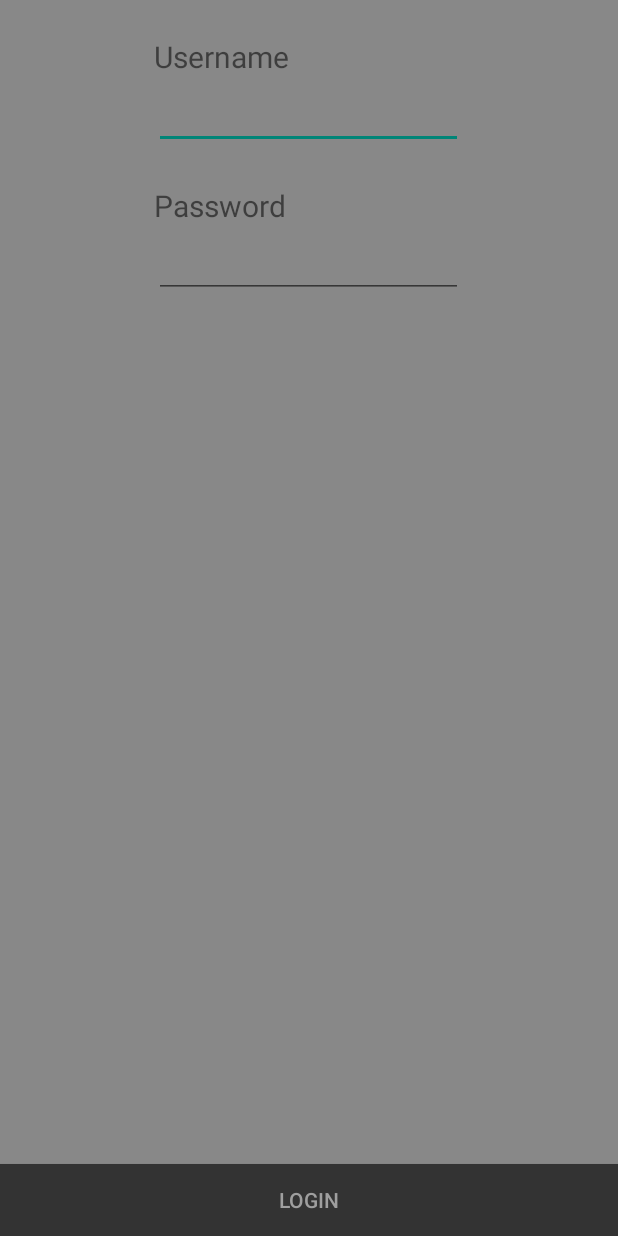
After one commit to Vilukissa/GymApp, an Android app: the layout login_form.xml on its own in the app's theme, with its tools: preview values and no code run, on a phone screen of 412 x 824 dp. The commit adds this screen. Run offline under Robolectric (Android 15) with nearby library versions, the phone set to English and light mode, and no system bars.

Commit message:
Login proto UI

```diff
--- a/app/src/main/java/com/calicode/gymapp/app/model/OperationCreator.java
+++ b/app/src/main/java/com/calicode/gymapp/app/model/OperationCreator.java
@@ -10,7 +10,7 @@ public class OperationCreator implements Component {
         return new AuthenticationOperation();
     }
 
-    public LoginOperation getLoginOperation() {
-        return new LoginOperation();
+    public LoginOperation getLoginOperation(String userName, String password) {
+        return new LoginOperation(userName, password);
     }
 }
--- /dev/null
+++ b/app/src/main/res/layout/login_form.xml
@@ -0,0 +1,103 @@
+<?xml version="1.0" encoding="utf-8"?>
+
+<LinearLayout xmlns:android="http://schemas.android.com/apk/res/android"
+    android:layout_width="match_parent"
+    android:layout_height="match_parent"
+    android:background="#FF888888"
+    android:gravity="center_vertical"
+    android:orientation="vertical"
+    android:paddingTop="24dp">
+
+    <LinearLayout
+        android:id="@+id/contentLayout"
+        android:layout_width="match_parent"
+        android:layout_height="match_parent"
+        android:orientation="vertical">
+
+        <LinearLayout
+            android:layout_width="match_parent"
+            android:layout_height="wrap_content"
+            android:orientation="horizontal">
+
+            <Space
+                android:layout_width="0dp"
+                android:layout_height="wrap_content"
+                android:layout_weight="0.5" />
+
+            <LinearLayout
+                android:layout_width="0dp"
+                android:layout_height="wrap_content"
+                android:layout_weight="1"
+                android:orientation="vertical">
+
+                <TextView
+                    style="@style/Text20"
+                    android:layout_width="match_parent"
+                    android:layout_height="wrap_content"
+                    android:text="Username" />
+
+                <EditText
+                    android:id="@+id/username"
+                    style="@style/Text20"
+                    android:layout_width="match_parent"
+                    android:layout_height="wrap_content" />
+            </LinearLayout>
+
+            <Space
+                android:layout_width="0dp"
+                android:layout_height="wrap_content"
+                android:layout_weight="0.5" />
+        </LinearLayout>
+
+        <LinearLayout
+            android:layout_width="match_parent"
+            android:layout_height="wrap_content"
+            android:layout_marginTop="24dp"
+            android:orientation="horizontal">
+
+            <Space
+                android:layout_width="0dp"
+                android:layout_height="wrap_content"
+                android:layout_weight="0.5" />
+
+            <LinearLayout
+                android:layout_width="0dp"
+                android:layout_height="wrap_content"
+                android:layout_weight="1"
+                android:orientation="vertical">
+
+                <TextView
+                    style="@style/Text20"
+                    android:layout_width="match_parent"
+                    android:layout_height="wrap_content"
+                    android:text="Password" />
+
+                <EditText
+                    android:id="@+id/password"
+                    style="@style/Text20"
+                    android:layout_width="match_parent"
+                    android:layout_height="wrap_content"
+                    android:inputType="textPassword" />
+            </LinearLayout>
+
+            <Space
+                android:layout_width="0dp"
+                android:layout_height="wrap_content"
+                android:layout_weight="0.5" />
+        </LinearLayout>
+
+        <Space
+            android:layout_width="match_parent"
+            android:layout_height="0dp"
+            android:layout_weight="1" />
+
+        <Button
+            android:id="@+id/loginButton"
+            style="@style/CommonButton"
+            android:layout_width="match_parent"
+            android:layout_height="wrap_content"
+            android:text="Login" />
+    </LinearLayout>
+
+    <include layout="@layout/common_error_and_progress_framelayout" />
+</LinearLayout>
--- a/app/src/main/res/values/styles.xml
+++ b/app/src/main/res/values/styles.xml
@@ -8,4 +8,8 @@
         <item name="android:textColor">@drawable/button_text_selector</item>
     </style>
 
+    <style name="Text20">
+        <item name="android:textSize">20sp</item>
+    </style>
+
 </resources>
```
Also changed, not shown: app/src/main/java/com/calicode/gymapp/app/model/login/LoginData.java (+9 -0 lines), app/src/main/java/com/calicode/gymapp/app/model/login/LoginOperation.java (+16 -2 lines), app/src/main/java/com/calicode/gymapp/app/view/login/LoginFragment.java (+40 -3 lines).
